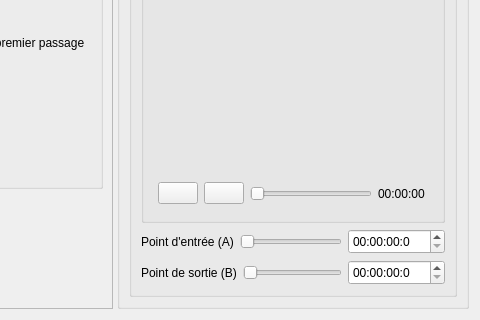
Above: src/View/videopane.ui from cinemaouvert/OCT before the change; both pictures show x 425 to 905 and y 389 to 709 of the 905 by 709 pixel window. Below: the same form after it.
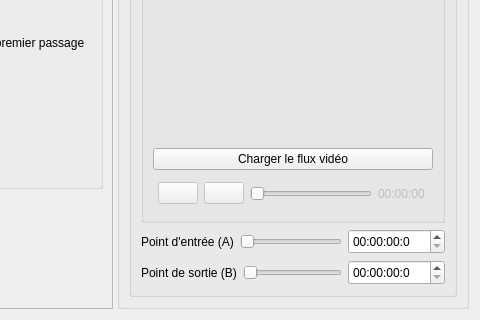
That is the form after the change. Icons and pictures are not drawn. Custom widgets are drawn as their Qt base class.

```diff
--- a/src/View/videopane.ui
+++ b/src/View/videopane.ui
@@ -1291,8 +1291,18 @@
                 </property>
                </widget>
               </item>
+              <item>
+               <widget class="QPushButton" name="loadFileStream">
+                <property name="text">
+                 <string>Charger le flux vidéo</string>
+                </property>
+               </widget>
+              </item>
               <item>
                <widget class="QWidget" name="videoButtons" native="true">
+                <property name="enabled">
+                 <bool>false</bool>
+                </property>
                 <property name="maximumSize">
                  <size>
                   <width>16777215</width>
```
Left out of the diff: 8 changed lines with no effect on the pictures.
